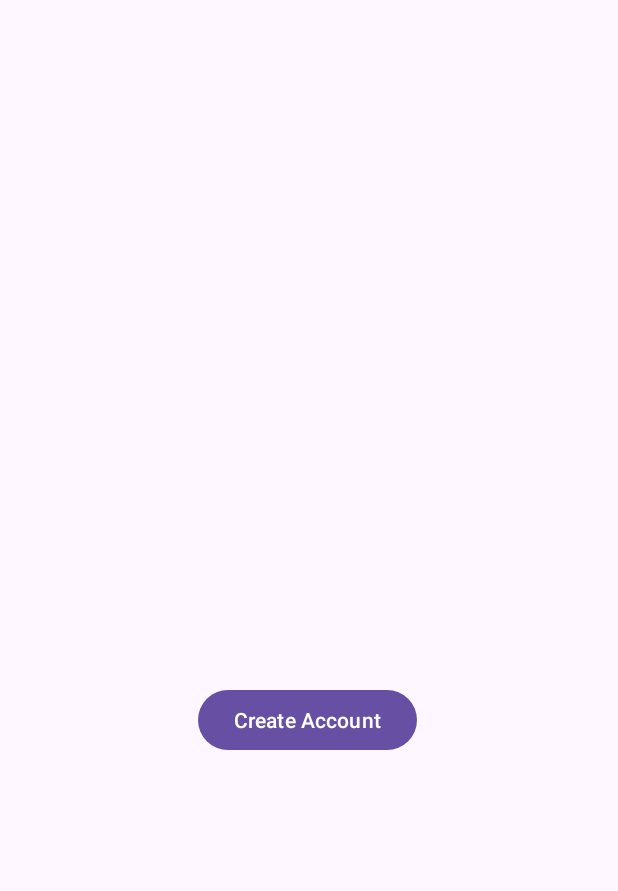
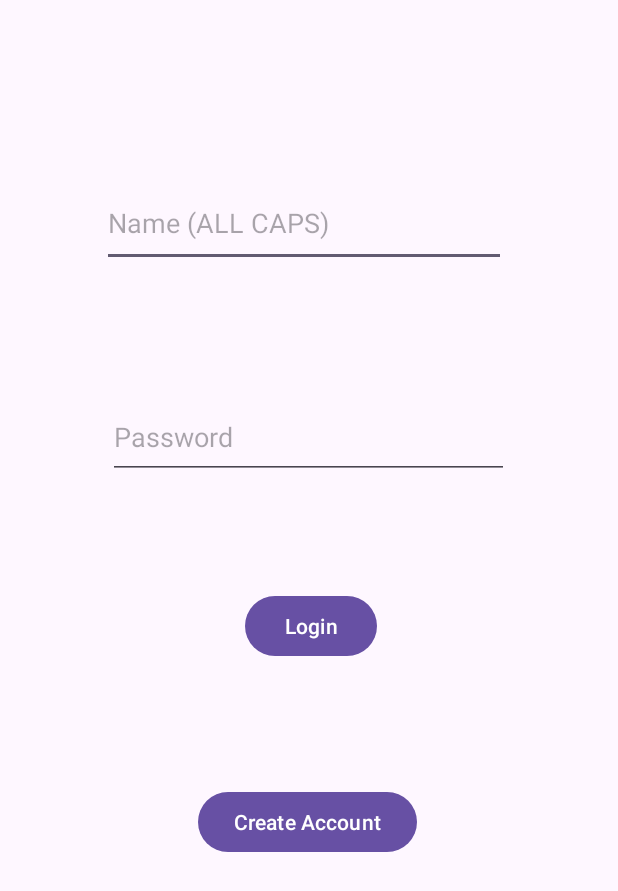
Before and after one commit to sydbenck/HERE, an Android app: the InstructorCreateLogin screen opened directly, with no data from a screen before it, on a phone screen of 412 x 824 dp. Shown: the top 891 px of the screen. Run offline under Robolectric (Android 15) with nearby library versions, the phone set to English and light mode, and no system bars.

Commit message:
even even more updates

```diff
--- a/app/src/main/AndroidManifest.xml
+++ b/app/src/main/AndroidManifest.xml
@@ -16,6 +16,9 @@
         android:supportsRtl="true"
         android:theme="@style/Theme.HERE"
         tools:targetApi="31">
+        <activity
+            android:name=".InstructorLoginPage"
+            android:exported="false" />
         <activity
             android:name=".InstructorCreatePage"
             android:exported="false" />
--- a/app/src/main/java/com/cs407/here/InstructorCreateLogin.java
+++ b/app/src/main/java/com/cs407/here/InstructorCreateLogin.java
@@ -13,13 +13,13 @@ public class InstructorCreateLogin extends AppCompatActivity {
         super.onCreate(savedInstanceState);
         setContentView(R.layout.activity_instructor_create_login);
     }
-    public void goToStudentList(View view) {
-        Intent intent = new Intent(this, StudentList.class);
-        startActivity(intent);
-    }
 
     public void goToInstructorCreate(View view) {
         Intent intent = new Intent(this, InstructorCreatePage.class);
         startActivity(intent);
     }
+    public void goToInstructorPage(View view) {
+        Intent intent = new Intent(this, StudentList.class);
+        startActivity(intent);
+    }
 }
--- a/app/src/main/res/layout/activity_instructor_create_login.xml
+++ b/app/src/main/res/layout/activity_instructor_create_login.xml
@@ -6,14 +6,50 @@
     android:layout_height="match_parent"
     tools:context=".InstructorCreateLogin">
 
+    <EditText
+        android:id="@+id/instructorLoginName"
+        android:layout_width="269dp"
+        android:layout_height="58dp"
+        android:layout_marginStart="68dp"
+        android:layout_marginTop="120dp"
+        android:ems="10"
+        android:hint="Name (ALL CAPS)"
+        android:inputType="text"
+        app:layout_constraintStart_toStartOf="parent"
+        app:layout_constraintTop_toTopOf="parent" />
+
+    <Button
+        android:id="@+id/InstructorLogin"
+        android:layout_width="wrap_content"
+        android:layout_height="wrap_content"
+        android:layout_marginStart="163dp"
+        android:layout_marginTop="393dp"
+        android:onClick="goToInstructorPage"
+        android:text="Login"
+        app:layout_constraintStart_toStartOf="parent"
+        app:layout_constraintTop_toTopOf="parent" />
+
+    <EditText
+        android:id="@+id/instructorLoginPassword"
+        android:layout_width="267dp"
+        android:layout_height="55dp"
+        android:layout_marginStart="72dp"
+        android:layout_marginTop="264dp"
+        android:ems="10"
+        android:hint="Password"
+        android:inputType="textPassword"
+        app:layout_constraintStart_toStartOf="parent"
+        app:layout_constraintTop_toTopOf="parent" />
+
     <Button
         android:id="@+id/InstructorCreate"
         android:layout_width="wrap_content"
         android:layout_height="wrap_content"
         android:layout_marginStart="132dp"
-        android:layout_marginTop="456dp"
+        android:layout_marginTop="524dp"
+        android:onClick="goToInstructorCreate"
         android:text="Create Account"
-        android:onClick="goToInstructorCreate"
         app:layout_constraintStart_toStartOf="parent"
         app:layout_constraintTop_toTopOf="parent" />
+
 </androidx.constraintlayout.widget.ConstraintLayout>
```
